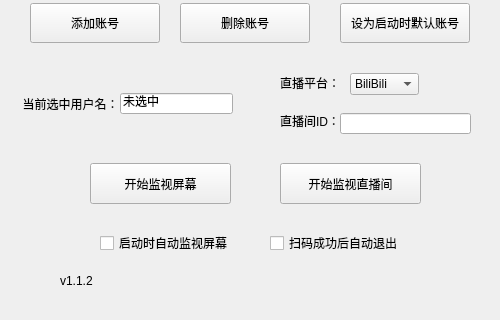
Qt form src/MHY_Scanner_Gui/ScannerGui.ui (Theresa-0328/MHY_Scanner) before a commit; both pictures show x 0 to 500 and y 280 to 600 of the 500 by 600 pixel window.
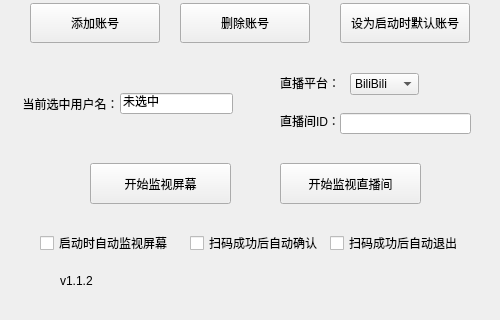
The same form after that commit.

The edit to the form file:
```diff
--- a/src/MHY_Scanner_Gui/ScannerGui.ui
+++ b/src/MHY_Scanner_Gui/ScannerGui.ui
@@ -61,7 +61,7 @@
     </property>
     <property name="geometry">
      <rect>
-      <x>100</x>
+      <x>40</x>
       <y>490</y>
       <width>131</width>
       <height>20</height>
@@ -74,7 +74,7 @@
    <widget class="QCheckBox" name="checkBoxAutoExit">
     <property name="geometry">
      <rect>
-      <x>270</x>
+      <x>330</x>
       <y>490</y>
       <width>131</width>
       <height>20</height>
@@ -326,6 +326,19 @@
      <string>直播平台：</string>
     </property>
    </widget>
+   <widget class="QCheckBox" name="checkBoxAutoLogin">
+    <property name="geometry">
+     <rect>
+      <x>190</x>
+      <y>490</y>
+      <width>131</width>
+      <height>20</height>
+     </rect>
+    </property>
+    <property name="text">
+     <string>扫码成功后自动确认</string>
+    </property>
+   </widget>
   </widget>
   <widget class="QMenuBar" name="menuBar">
    <property name="geometry">
```
